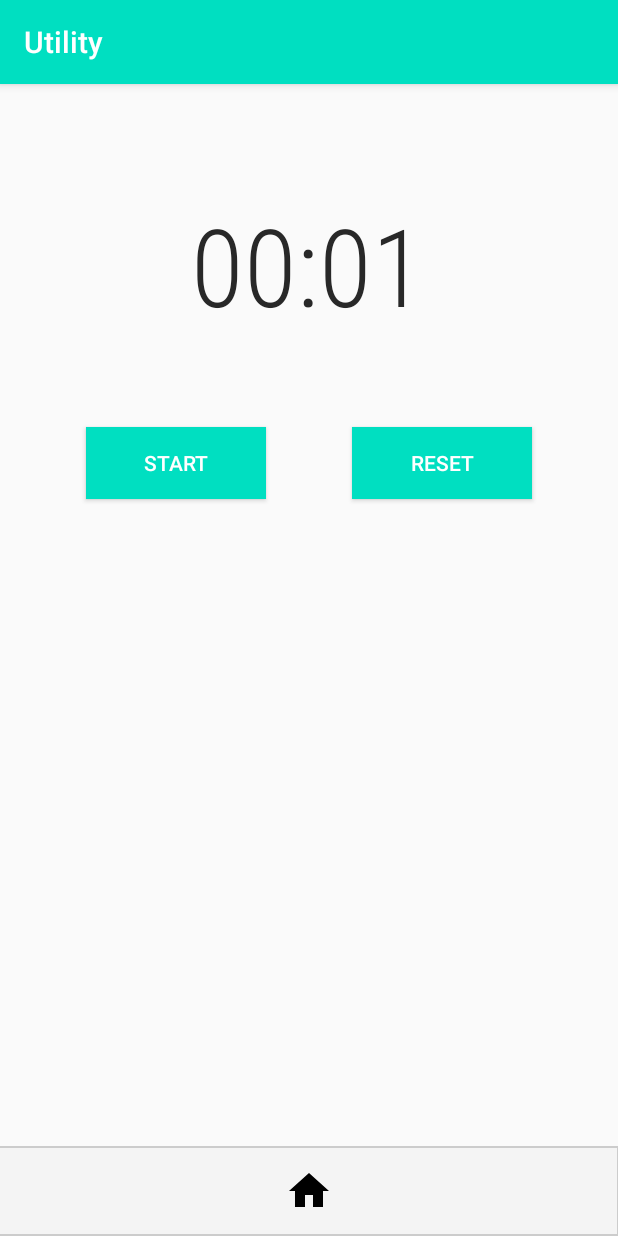
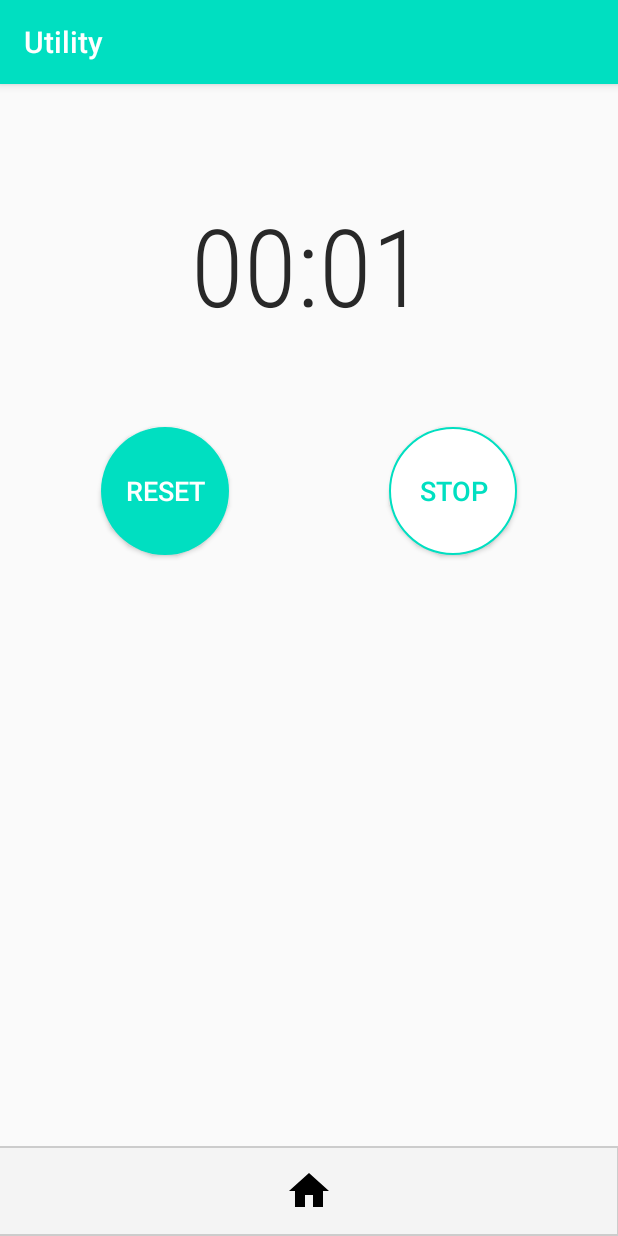
Before and after one commit to tarkowr/Utility-App, an Android app: the fragment StopWatchAppFragment placed in its activity, after a tap on "START", on a phone screen of 412 x 824 dp. Run offline under Robolectric (Android 15) with nearby library versions, the phone set to English and light mode, and no system bars; 3 statements that could not run were skipped.

Commit message:
Enhanced stopwatch app

```diff
--- a/app/src/main/java/com/example/utility/apps/StopWatchAppFragment.java
+++ b/app/src/main/java/com/example/utility/apps/StopWatchAppFragment.java
@@ -1,6 +1,7 @@
 package com.example.utility.apps;
 
 import android.os.Bundle;
+import android.os.SystemClock;
 import android.util.Log;
 import android.view.LayoutInflater;
 import android.view.View;
@@ -18,6 +19,9 @@ import com.example.utility.models.StopWatch;
 public class StopWatchAppFragment extends Fragment {
     private Chronometer chronometer;
     private StopWatch stopWatch;
+    private Button startPause;
+    private Button reset;
+    private long stopTime;
 
     @Override
     public void onCreate(Bundle savedInstanceState) {
@@ -29,13 +33,6 @@ public class StopWatchAppFragment extends Fragment {
     public View onCreateView(@NonNull LayoutInflater inflater, @Nullable ViewGroup container, @Nullable Bundle savedInstanceState) {
         View view = inflater.inflate(R.layout.fragment_stopwatch_app, container, false);
         InitializeStopWatch(view);
-
-        Button start = view.findViewById(R.id.btnStart);
-        Button reset = view.findViewById(R.id.btnReset);
-
-        start.setOnClickListener(startWatch);
-        reset.setOnClickListener(resetWatch);
-
         return view;
     }
 
@@ -46,15 +43,31 @@ public class StopWatchAppFragment extends Fragment {
     {
         chronometer = view.findViewById(R.id.stopwatch);
         stopWatch = new StopWatch(chronometer);
+        startPause = view.findViewById(R.id.btnStartPause);
+        reset = view.findViewById(R.id.btnReset);
+        stopTime = 0;
+
+        startPause.setOnClickListener(startPauseWatch);
+        reset.setOnClickListener(resetWatch);
         Log.d("Chronometer Base Time", Long.toString(chronometer.getBase()));
     }
 
     /*
-    Start stopwatch onClick event
+    Start/Pause stopwatch onClick event
+    Referenced https://stackoverflow.com/questions/19194302/android-chronometer-resume-function to pause/resume chronometer
      */
-    View.OnClickListener startWatch = new View.OnClickListener() {
+    View.OnClickListener startPauseWatch = new View.OnClickListener() {
         public void onClick(View view){
-            stopWatch.start();
+            if(stopWatch.isCounting){
+                stopTime = chronometer.getBase() - SystemClock.elapsedRealtime();
+                stopWatch.stop();
+            }
+            else{
+                chronometer.setBase(SystemClock.elapsedRealtime() + stopTime);
+                stopWatch.start();
+            }
+
+            toggleStartPauseButton(!stopWatch.isCounting); // Reverse since stopWatch toggles isCounting on stop() and start()
         }
     };
 
@@ -63,7 +76,22 @@ public class StopWatchAppFragment extends Fragment {
      */
     View.OnClickListener resetWatch = new View.OnClickListener() {
         public void onClick(View view){
+            stopTime = 0;
             stopWatch.reset();
+            toggleStartPauseButton(true);
         }
     };
+
+    private void toggleStartPauseButton(boolean setStart){
+        if(setStart){
+            startPause.setText(getResources().getText(R.string.app_stopwatch_start_btn));
+            startPause.setBackground(getResources().getDrawable(R.drawable.circle_button));
+            startPause.setTextColor(getResources().getColor(R.color.colorWhite));
+        }
+        else{
+            startPause.setText(getResources().getText(R.string.app_stopwatch_stop_btn));
+            startPause.setBackground(getResources().getDrawable(R.drawable.circle_button_hollow));
+            startPause.setTextColor(getResources().getColor(R.color.colorPrimary));
+        }
+    }
 }
--- a/app/src/main/java/com/example/utility/models/StopWatch.java
+++ b/app/src/main/java/com/example/utility/models/StopWatch.java
@@ -24,7 +24,6 @@ public class StopWatch {
     {
         if(!isCounting)
         {
-            this.reset();
             stopWatch.start();
             isCounting = true;
         }
--- /dev/null
+++ b/app/src/main/res/drawable/circle_button.xml
@@ -0,0 +1,9 @@
+<?xml version="1.0" encoding="utf-8"?>
+<!--Referenced https://stackoverflow.com/questions/9884202/custom-circle-button to create drawable circle-->
+<selector xmlns:android="http://schemas.android.com/apk/res/android">
+    <item>
+        <shape android:shape="oval">
+            <solid android:color="@color/colorPrimary"/>
+        </shape>
+    </item>
+</selector>
--- /dev/null
+++ b/app/src/main/res/drawable/circle_button_hollow.xml
@@ -0,0 +1,12 @@
+<?xml version="1.0" encoding="utf-8"?>
+<!--Referenced https://stackoverflow.com/questions/9884202/custom-circle-button to create drawable circle-->
+<selector xmlns:android="http://schemas.android.com/apk/res/android">
+    <item>
+        <shape android:shape="oval">
+            <stroke
+                android:width="1dp"
+                android:color="@color/colorPrimary" />
+            <solid android:color="@android:color/white"/>
+        </shape>
+    </item>
+</selector>
--- a/app/src/main/res/layout/fragment_stopwatch_app.xml
+++ b/app/src/main/res/layout/fragment_stopwatch_app.xml
@@ -21,29 +21,31 @@
         app:layout_constraintTop_toTopOf="parent" />
 
     <Button
-        android:id="@+id/btnStart"
-        android:layout_width="120dp"
-        android:layout_height="wrap_content"
+        android:id="@+id/btnStartPause"
+        android:layout_width="85dp"
+        android:layout_height="85dp"
+        android:layout_marginStart="20dp"
         android:layout_marginTop="60dp"
-        android:background="@color/colorPrimary"
+        android:background="@drawable/circle_button"
         android:text="@string/app_stopwatch_start_btn"
         android:textColor="#FFFFFF"
-        app:layout_constraintEnd_toStartOf="@+id/btnReset"
-        app:layout_constraintHorizontal_bias="0.5"
-        app:layout_constraintStart_toStartOf="parent"
+        android:textSize="18sp"
+        app:layout_constraintEnd_toEndOf="parent"
+        app:layout_constraintStart_toEndOf="@+id/btnReset"
         app:layout_constraintTop_toBottomOf="@+id/stopwatch" />
 
     <Button
         android:id="@+id/btnReset"
-        android:layout_width="120dp"
-        android:layout_height="wrap_content"
+        android:layout_width="85dp"
+        android:layout_height="85dp"
         android:layout_marginTop="60dp"
-        android:background="@color/colorPrimary"
+        android:layout_marginEnd="20dp"
+        android:background="@drawable/circle_button"
         android:text="@string/app_stopwatch_reset_btn"
         android:textColor="#FFFFFF"
-        app:layout_constraintEnd_toEndOf="parent"
-        app:layout_constraintHorizontal_bias="0.5"
-        app:layout_constraintStart_toEndOf="@+id/btnStart"
+        android:textSize="18sp"
+        app:layout_constraintEnd_toStartOf="@+id/btnStartPause"
+        app:layout_constraintStart_toStartOf="parent"
         app:layout_constraintTop_toBottomOf="@+id/stopwatch" />
 
 </androidx.constraintlayout.widget.ConstraintLayout>
--- a/app/src/main/res/values/colors.xml
+++ b/app/src/main/res/values/colors.xml
@@ -7,4 +7,5 @@
     <color name="colorLight">#F7F7F7</color>
     <color name="colorLightGray">#eee</color>
     <color name="colorGray">#CCCCCC</color>
+    <color name="colorWhite">#fff</color>
 </resources>
```
